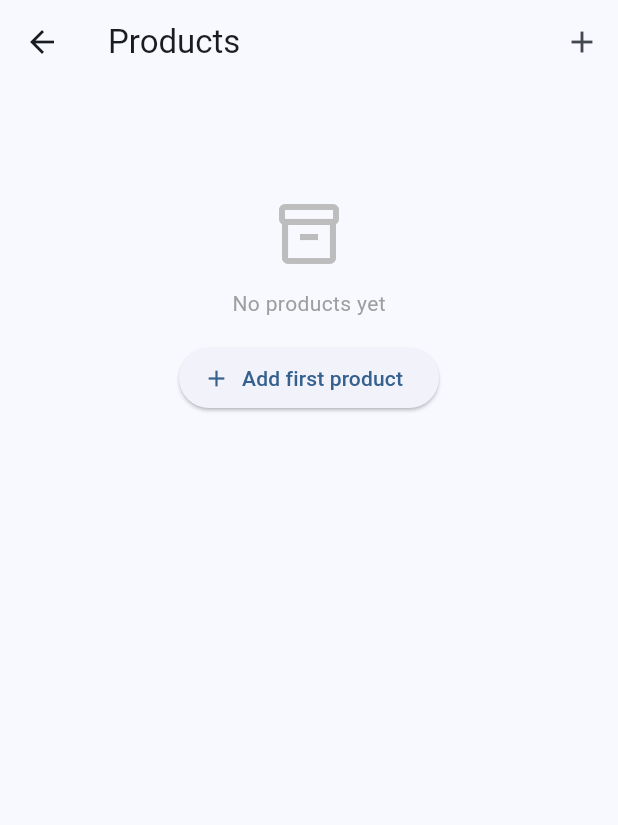
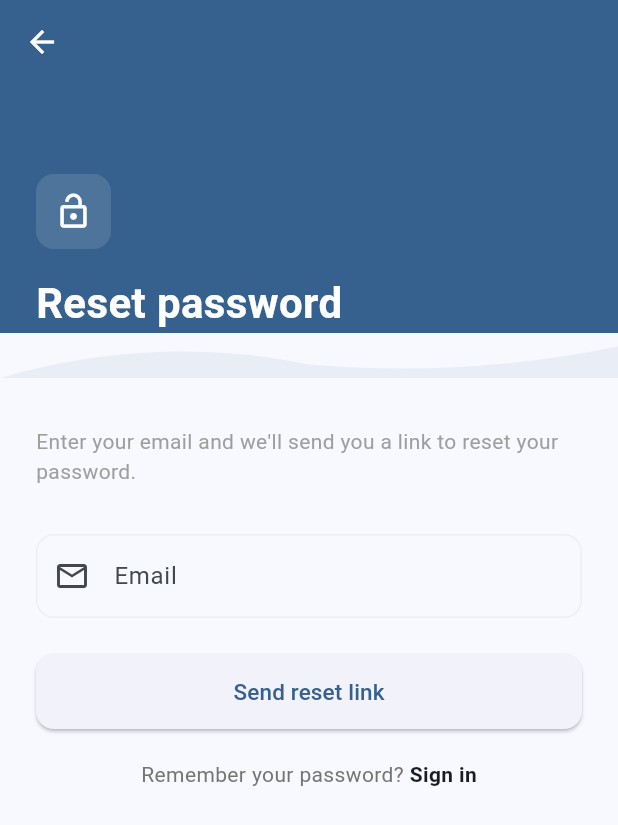
Before and after one commit to juanxhoO/stocktrack-app, a Flutter app: the screen it shows after launch, on a phone screen of 412 x 824 dp. Shown: the top 825 px of the screen. Run offline on Flutter 3.47's test engine with Material 3 defaults, Android fonts, the phone set to English and light mode, and no system bars; our stand-ins replace dio, flutter_riverpod, go_router, shared_preferences.

Commit message:
feat: adding new header

```diff
--- a/lib/core/router/app_router.dart
+++ b/lib/core/router/app_router.dart
@@ -4,14 +4,25 @@ import '../../features/products/presentation/pages/product_page.dart';
 import '../../features/profile/presentation/pages/profile_page.dart';
 import '../../features/products/presentation/pages/list_products.page.dart';
 import '../../features/products/presentation/pages/create_product_page.dart';
+import '../../features/auth/presentation/pages/forgot_password.dart';
+import '../../features/auth/presentation/pages/signup_page.dart';
 
 final appRouter = GoRouter(
-  initialLocation: '/products/create',
+  initialLocation: '/forgot-password',
   routes: [
     GoRoute(
       path: '/login',
       builder: (context, state) => const LoginPage(),
     ),
+GoRoute(
+      path: '/forgot-password',
+      builder: (context, state) => const ForgotPasswordPage(),
+    ),
+GoRoute(
+      path: '/signup',
+      builder: (context, state) => const SignupPage(),
+    ),
+
     GoRoute(
       path: '/profile',
       builder: (context, state) => const ProfilePage(),
--- /dev/null
+++ b/lib/features/auth/presentation/pages/forgot_password.dart
@@ -0,0 +1,228 @@
+import 'package:flutter/material.dart';
+import 'package:flutter_riverpod/flutter_riverpod.dart';
+import 'package:go_router/go_router.dart';
+import '../controllers/login_controller.dart';
+import '../../../../shared/widgets/header.dart';
+
+
+class ForgotPasswordPage extends ConsumerStatefulWidget {
+  const ForgotPasswordPage({super.key});
+
+  @override
+  ConsumerState<ForgotPasswordPage> createState() => _ForgotPasswordPageState();
+}
+
+class _ForgotPasswordPageState extends ConsumerState<ForgotPasswordPage> {
+  final _formKey = GlobalKey<FormState>();
+  final _emailController = TextEditingController();
+  bool _submitted = false;
+
+  @override
+  void dispose() {
+    _emailController.dispose();
+    super.dispose();
+  }
+
+  void _onSubmitPressed() {
+    if (!_formKey.currentState!.validate()) return;
+    // hook up to your reset password controller
+    setState(() => _submitted = true);
+  }
+
+  @override
+  Widget build(BuildContext context) {
+    final loginState = ref.watch(loginControllerProvider);
+    final theme = Theme.of(context);
+
+    return Scaffold(
+      appBar: AppBar(
+        backgroundColor: theme.colorScheme.primary,
+        foregroundColor: Colors.white,
+        leading: IconButton(
+          icon: const Icon(Icons.arrow_back),
+          onPressed: () => context.go('/login'),
+        ),
+        elevation: 0,
+      ),
+      body: SafeArea(
+        child: Column(
+          children: [
+            const Appheader(
+              title: "Reset password",
+              icon: Icons.lock_open,
+            ),
+            Expanded(
+              child: SingleChildScrollView(
+                padding: const EdgeInsets.symmetric(horizontal: 24, vertical: 32),
+                child: _submitted ? _buildSuccessState() : _buildFormState(loginState),
+              ),
+            ),
+          ],
+        ),
+      ),
+    );
+  }
+
+  // ── Success state ──────────────────────────────────────
+  Widget _buildSuccessState() {
+    return Column(
+      crossAxisAlignment: CrossAxisAlignment.center,
+      children: [
+        const SizedBox(height: 40),
+        Container(
+          width: 72,
+          height: 72,
+          decoration: BoxDecoration(
+            color: Colors.green.shade50,
+            shape: BoxShape.circle,
+          ),
+          child: Icon(Icons.mark_email_read_outlined,
+              size: 36, color: Colors.green.shade400),
+        ),
+        const SizedBox(height: 24),
+        const Text(
+          'Check your inbox',
+          style: TextStyle(fontSize: 22, fontWeight: FontWeight.w700),
+        ),
+        const SizedBox(height: 8),
+        Text(
+          'We sent a password reset link to\n${_emailController.text}',
+          textAlign: TextAlign.center,
+          style: TextStyle(fontSize: 14, color: Colors.grey.shade500),
+        ),
+        const SizedBox(height: 32),
+        SizedBox(
+          width: double.infinity,
+          height: 50,
+          child: ElevatedButton(
+            onPressed: () => context.go('/login'),
+            style: ElevatedButton.styleFrom(
+              shape: RoundedRectangleBorder(
+                  borderRadius: BorderRadius.circular(12)),
+            ),
+            child: const Text('Back to login'),
+          ),
+        ),
+        const SizedBox(height: 16),
+        TextButton(
+          onPressed: () => setState(() => _submitted = false),
+          child: Text(
+            'Resend email',
+            style: TextStyle(color: Colors.grey.shade600),
+          ),
+        ),
+      ],
+    );
+  }
+
+  // ── Form state ─────────────────────────────────────────
+  Widget _buildFormState(LoginState loginState) {
+    return Form(
+      key: _formKey,
+      child: Column(
+        crossAxisAlignment: CrossAxisAlignment.start,
+        children: [
+          Text(
+            'Enter your email and we\'ll send you a link to reset your password.',
+            style: TextStyle(fontSize: 14, color: Colors.grey.shade500),
+          ),
+          const SizedBox(height: 32),
+
+          // ── Error ──────────────────────────────────────
+          if (loginState.error != null) ...[
+            Container(
+              padding: const EdgeInsets.all(12),
+              decoration: BoxDecoration(
+                color: Colors.red.shade50,
+                borderRadius: BorderRadius.circular(10),
+                border: Border.all(color: Colors.red.shade200),
+              ),
+              child: Row(
+                children: [
+                  Icon(Icons.error_outline,
+                      color: Colors.red.shade400, size: 18),
+                  const SizedBox(width: 8),
+                  Expanded(
+                    child: Text(
+                      loginState.error!,
+                      style: TextStyle(
+                          color: Colors.red.shade700, fontSize: 13),
+                    ),
+                  ),
+                ],
+              ),
+            ),
+            const SizedBox(height: 20),
+          ],
+
+          // ── Email ──────────────────────────────────────
+          TextFormField(
+            controller: _emailController,
+            keyboardType: TextInputType.emailAddress,
+            validator: (v) {
+              if (v == null || v.isEmpty) return 'Email is required';
+              if (!RegExp(r'^[\w-.]+@([\w-]+\.)+[\w-]{2,4}$').hasMatch(v)) {
+                return 'Enter a valid email';
+              }
+              return null;
+            },
+            decoration: InputDecoration(
+              labelText: 'Email',
+              hintText: 'john@company.com',
+              prefixIcon: const Icon(Icons.email_outlined),
+              border: OutlineInputBorder(
+                  borderRadius: BorderRadius.circular(12)),
+              enabledBorder: OutlineInputBorder(
+                borderRadius: BorderRadius.circular(12),
+                borderSide: BorderSide(color: Colors.grey.shade200),
+              ),
+            ),
+          ),
+          const SizedBox(height: 24),
+
+          // ── Submit ─────────────────────────────────────
+          SizedBox(
+            width: double.infinity,
+            height: 50,
+            child: ElevatedButton(
+              onPressed: loginState.isLoading ? null : _onSubmitPressed,
+              style: ElevatedButton.styleFrom(
+                shape: RoundedRectangleBorder(
+                    borderRadius: BorderRadius.circular(12)),
+              ),
+              child: loginState.isLoading
+                  ? const SizedBox(
+                      width: 20,
+                      height: 20,
+                      child: CircularProgressIndicator(strokeWidth: 2),
+                    )
+                  : const Text(
+                      'Send reset link',
+                      style: TextStyle(fontSize: 15),
+                    ),
+            ),
+          ),
+          const SizedBox(height: 20),
+
+          // ── Back to login ──────────────────────────────
+          Row(
+            mainAxisAlignment: MainAxisAlignment.center,
+            children: [
+              Text(
+                'Remember your password? ',
+                style: TextStyle(color: Colors.grey.shade600),
+              ),
+              GestureDetector(
+                onTap: () => context.go('/login'),
+                child: const Text(
+                  'Sign in',
+                  style: TextStyle(fontWeight: FontWeight.w600),
+                ),
+              ),
+            ],
+          ),
+        ],
+      ),
+    );
+  }
+}
--- /dev/null
+++ b/lib/shared/widgets/header.dart
@@ -0,0 +1,102 @@
+import 'package:flutter/material.dart';
+
+class Appheader extends StatelessWidget {
+  final String title;
+  final IconData icon;
+
+  const Appheader({
+    super.key,
+    required this.title,
+    this.icon = Icons.inventory_2_rounded,
+  });
+
+  @override
+  Widget build(BuildContext context) {
+    final theme = Theme.of(context);
+
+    return Column(
+      children: [
+        Container(
+          width: double.infinity,
+          color: theme.colorScheme.primary,
+          padding: const EdgeInsets.symmetric(horizontal: 24),
+          child: Column(
+            crossAxisAlignment: CrossAxisAlignment.start,
+            children: [
+              const SizedBox(height: 60),
+              Container(
+                padding: const EdgeInsets.all(12),
+                decoration: BoxDecoration(
+                  color: Colors.white.withValues(alpha: 0.12),
+                  borderRadius: BorderRadius.circular(12),
+                ),
+                child: Icon(
+                  icon,
+                  color: Colors.white,
+                  size: 26,
+                ),
+              ),
+              const SizedBox(height: 16),
+              Text(
+                title,
+                style: const TextStyle(
+                  fontSize: 28,
+                  fontWeight: FontWeight.w700,
+                  color: Colors.white,
+                ),
+              ),
+            ],
+          ),
+        ),
+        SizedBox(
+          width: double.infinity,
+          height: 30,
+          child: CustomPaint(
+            painter: _HeaderWavesPainter(
+              theme.colorScheme.primary,
+            ),
+          ),
+        ),
+      ],
+    );
+  }
+}
+
+class _HeaderWavesPainter extends CustomPainter {
+  final Color color;
+
+  _HeaderWavesPainter(this.color);
+
+  @override
+  void paint(Canvas canvas, Size size) {
+    final paint = Paint()
+      ..color = color.withValues(alpha: 0.08)
+      ..style = PaintingStyle.fill;
+
+    final path = Path();
+
+    path.moveTo(0, size.height);
+
+    path.quadraticBezierTo(
+      size.width * 0.25,
+      0,
+      size.width * 0.5,
+      size.height * 0.7,
+    );
+
+    path.quadraticBezierTo(
+      size.width * 0.75,
+      size.height,
+      size.width,
+      size.height * 0.3,
+    );
+
+    path.lineTo(size.width, size.height);
+    path.close();
+
+    canvas.drawPath(path, paint);
+  }
+
+  @override
+  bool shouldRepaint(covariant CustomPainter oldDelegate) => false;
+}
```
Also changed, not shown: lib/features/auth/presentation/pages/login_page.dart (+15 -0 lines), lib/features/auth/presentation/pages/signup_page.dart (added, +300 -0 lines).
